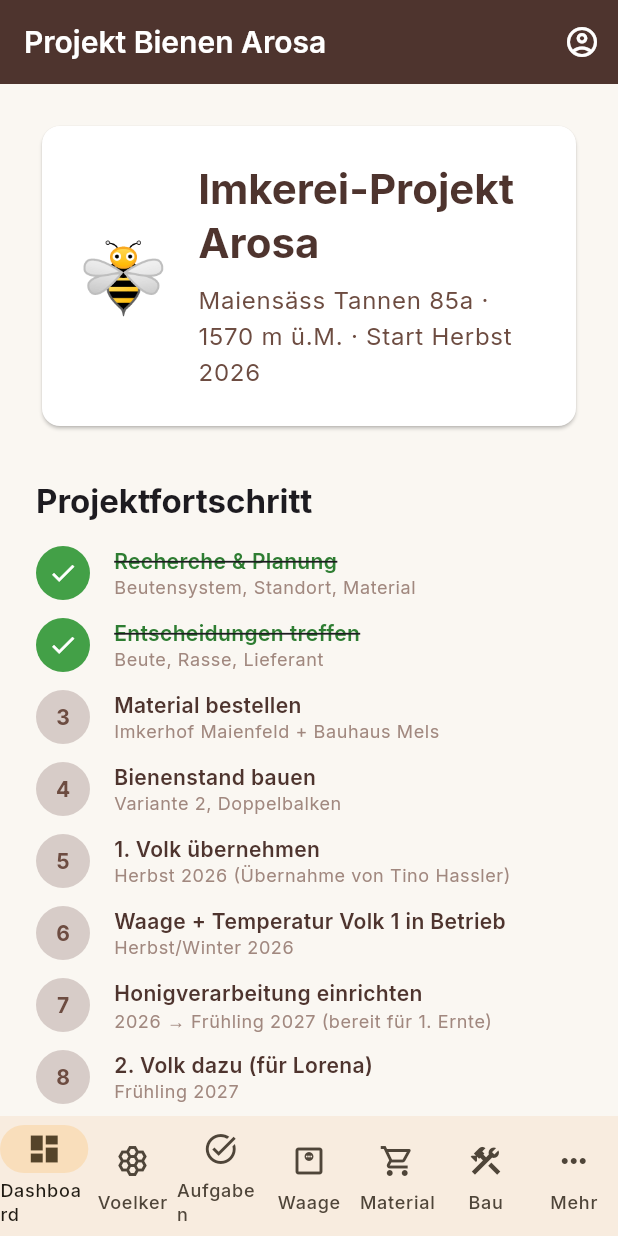
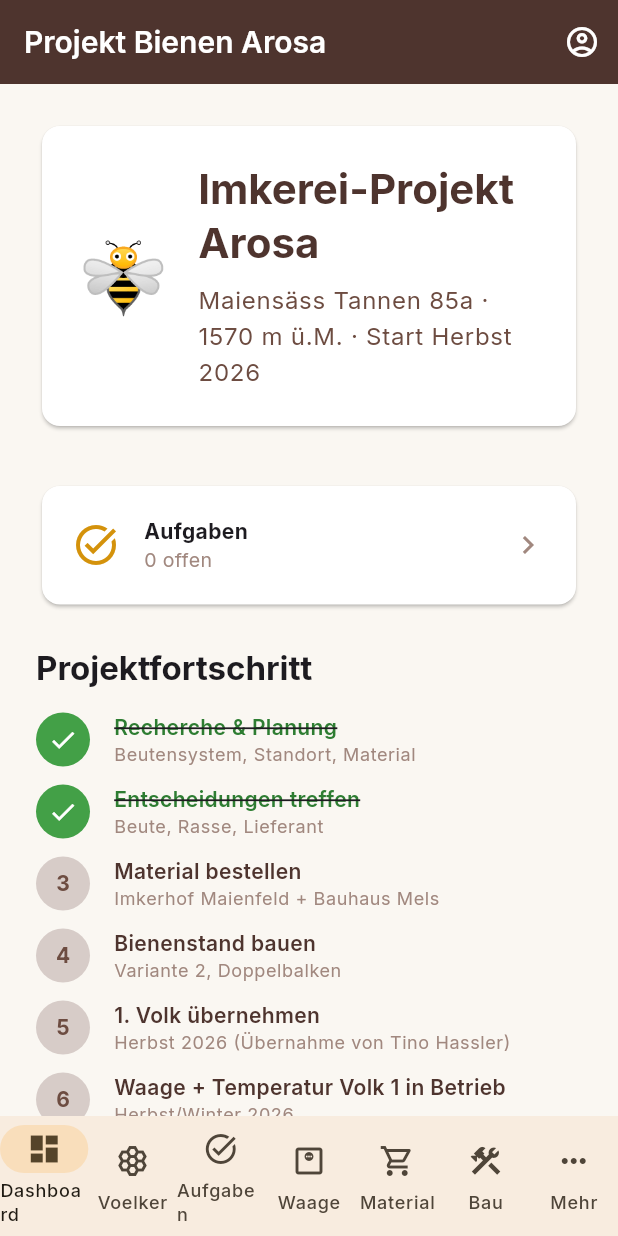
Before and after one commit to DanielProyer/bienen-app, a Flutter app: the DashboardPage screen opened by its route, on a phone screen of 412 x 824 dp. Run offline on Flutter 3.47's test engine with Material 3 defaults, Android fonts, the phone set to English and light mode, and no system bars; our stand-ins replace file_picker, fl_chart, flutter_markdown, flutter_riverpod, go_router, google_fonts and 2 more; accounts and stored records are empty.

Commit message:
feat(aufgaben): Dashboard-Kachel + Volk-Section; statische Projekt-Todo-Seite entfernt

```diff
--- a/lib/features/dashboard/pages/dashboard_page.dart
+++ b/lib/features/dashboard/pages/dashboard_page.dart
@@ -1,12 +1,14 @@
 import 'package:flutter/material.dart';
+import 'package:flutter_riverpod/flutter_riverpod.dart';
 import 'package:go_router/go_router.dart';
 import 'package:bienen_app/core/theme/app_theme.dart';
+import 'package:bienen_app/features/aufgaben/presentation/providers/aufgaben_provider.dart';
 
-class DashboardPage extends StatelessWidget {
+class DashboardPage extends ConsumerWidget {
   const DashboardPage({super.key});
 
   @override
-  Widget build(BuildContext context) {
+  Widget build(BuildContext context, WidgetRef ref) {
     return Scaffold(
       appBar: AppBar(
         title: const Text('Projekt Bienen Arosa'),
@@ -25,6 +27,8 @@ class DashboardPage extends StatelessWidget {
           children: [
             _buildHeader(context),
             const SizedBox(height: 32),
+            _buildAufgabenKachel(context, ref),
+            const SizedBox(height: 24),
             _buildProjectPhases(context),
             const SizedBox(height: 32),
             _buildQuickLinks(context),
@@ -66,6 +70,39 @@ class DashboardPage extends StatelessWidget {
               ),
             ),
           ],
+        ),
+      ),
+    );
+  }
+
+  Widget _buildAufgabenKachel(BuildContext context, WidgetRef ref) {
+    final stats = ref.watch(offeneAufgabenStatsProvider);
+    return Card(
+      child: InkWell(
+        onTap: () => context.go('/aufgaben'),
+        borderRadius: BorderRadius.circular(12),
+        child: Padding(
+          padding: const EdgeInsets.all(20),
+          child: Row(children: [
+            Icon(Icons.task_alt,
+                size: 32,
+                color: stats.ueberfaellig > 0 ? Colors.red.shade700 : AppColors.honey),
+            const SizedBox(width: 16),
+            Expanded(
+              child: Column(crossAxisAlignment: CrossAxisAlignment.start, children: [
+                const Text('Aufgaben', style: TextStyle(fontWeight: FontWeight.bold)),
+                Text(
+                  stats.ueberfaellig > 0
+                      ? '${stats.offen} offen · ${stats.ueberfaellig} überfällig'
+                      : '${stats.offen} offen',
+                  style: TextStyle(
+                      fontSize: 13,
+                      color: stats.ueberfaellig > 0 ? Colors.red.shade700 : AppColors.brown300),
+                ),
+              ]),
+            ),
+            const Icon(Icons.chevron_right, color: AppColors.brown300),
+          ]),
         ),
       ),
     );
@@ -164,8 +201,8 @@ class DashboardPage extends StatelessWidget {
           'Getroffene & offene Entscheide'),
       _QuickLink('Materialliste', Icons.shopping_cart, '/material',
           'Interaktive Einkaufsliste'),
-      _QuickLink('Aufgaben', Icons.task_alt, '/dashboard/todo',
-          'Projekt-Aufgaben & Phasenplan'),
+      _QuickLink('Aufgaben', Icons.task_alt, '/aufgaben',
+          'Saisonaufgaben & Planung'),
     ];
 
     return Column(
--- a/lib/features/voelker/presentation/pages/volk_detail_page.dart
+++ b/lib/features/voelker/presentation/pages/volk_detail_page.dart
@@ -1,6 +1,7 @@
 import 'package:flutter/material.dart';
 import 'package:flutter_riverpod/flutter_riverpod.dart';
 import 'package:go_router/go_router.dart';
+import 'package:bienen_app/features/aufgaben/presentation/widgets/aufgaben_section.dart';
 import 'package:bienen_app/features/auth/presentation/auth_providers.dart';
 import 'package:bienen_app/features/behandlung/presentation/widgets/behandlung_section.dart';
 import 'package:bienen_app/features/durchsicht/presentation/widgets/durchsicht_timeline.dart';
@@ -64,6 +65,7 @@ class VolkDetailPage extends ConsumerWidget {
               ),
               KoeniginSection(volk: volk),
               StandortSection(volk: volk),
+              AufgabenSection(volkId: volk.id),
               Card(
                 child: ListTile(
                   leading: const Icon(Icons.monitor_weight_outlined),
```
Also changed, not shown: lib/core/router/app_router.dart (+0 -7 lines), lib/features/aufgaben/presentation/widgets/aufgaben_section.dart (added, +52 -0 lines), lib/features/dashboard/pages/todo_page.dart (deleted, +0 -175 lines).
